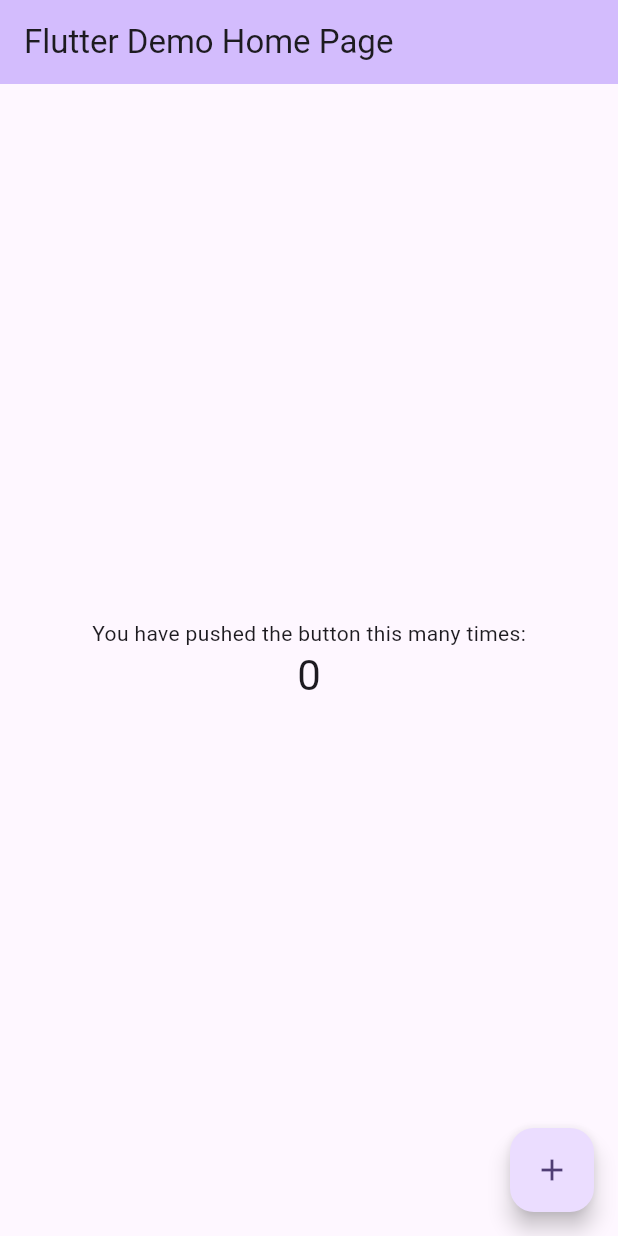
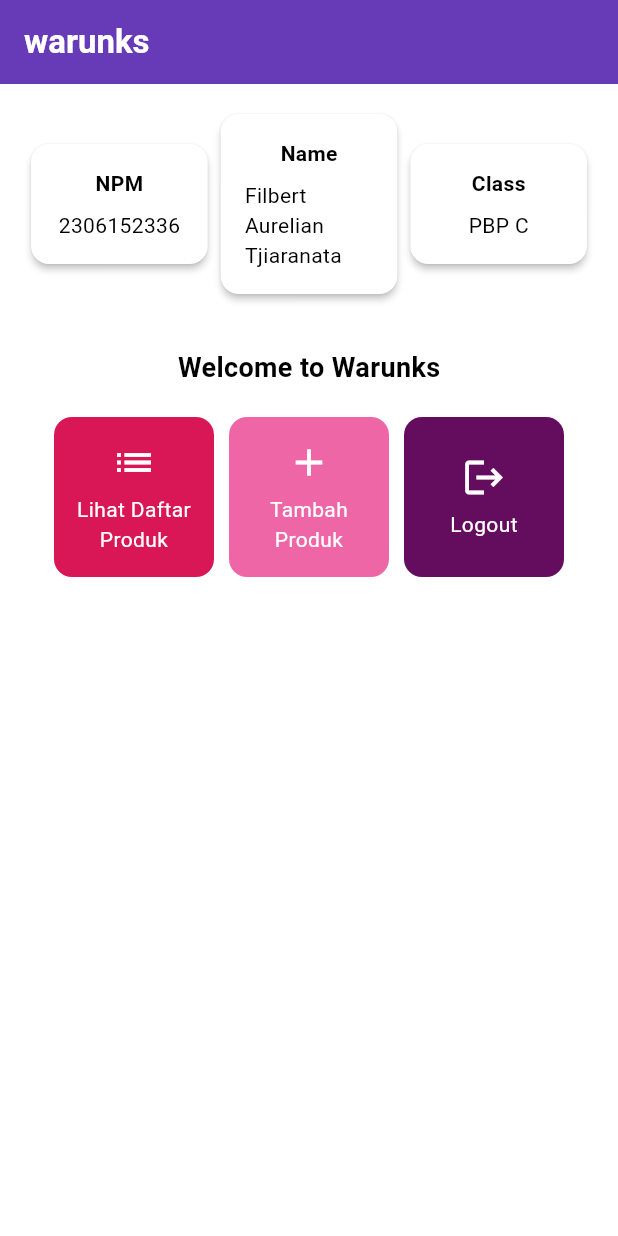
Before and after one commit to FilbertAT/m_warunks, a Flutter app: the screen it shows after launch, on a phone screen of 412 x 824 dp. Run offline on Flutter 3.47's test engine with Material 3 defaults, Android fonts, the phone set to English and light mode, and no system bars.

Commit message:
Finished Tugas 7

```diff
--- a/lib/main.dart
+++ b/lib/main.dart
@@ -1,4 +1,5 @@
 import 'package:flutter/material.dart';
+import 'package:m_warunks/menu.dart';
 
 void main() {
   runApp(const MyApp());
@@ -13,113 +14,11 @@
     return MaterialApp(
       title: 'Flutter Demo',
       theme: ThemeData(
-        // This is the theme of your application.
-        //
-        // TRY THIS: Try running your application with "flutter run". You'll see
-        // the application has a purple toolbar. Then, without quitting the app,
-        // try changing the seedColor in the colorScheme below to Colors.green
-        // and then invoke "hot reload" (save your changes or press the "hot
-        // reload" button in a Flutter-supported IDE, or press "r" if you used
-        // the command line to start the app).
-        //
-        // Notice that the counter didn't reset back to zero; the application
-        // state is not lost during the reload. To reset the state, use hot
-        // restart instead.
-        //
-        // This works for code too, not just values: Most code changes can be
-        // tested with just a hot reload.
-        colorScheme: ColorScheme.fromSeed(seedColor: Colors.deepPurple),
-        useMaterial3: true,
+        colorScheme: ColorScheme.fromSwatch(
+              primarySwatch: Colors.deepPurple,
+        ).copyWith(secondary: Colors.deepPurple[400]),
       ),
-      home: const MyHomePage(title: 'Flutter Demo Home Page'),
+      home: MyHomePage(),
     );
   }
 }
-
-class MyHomePage extends StatefulWidget {
-  const MyHomePage({super.key, required this.title});
-
-  // This widget is the home page of your application. It is stateful, meaning
-  // that it has a State object (defined below) that contains fields that affect
-  // how it looks.
-
-  // This class is the configuration for the state. It holds the values (in this
-  // case the title) provided by the parent (in this case the App widget) and
-  // used by the build method of the State. Fields in a Widget subclass are
-  // always marked "final".
-
-  final String title;
-
-  @override
-  State<MyHomePage> createState() => _MyHomePageState();
-}
-
-class _MyHomePageState extends State<MyHomePage> {
-  int _counter = 0;
-
-  void _incrementCounter() {
-    setState(() {
-      // This call to setState tells the Flutter framework that something has
-      // changed in this State, which causes it to rerun the build method below
-      // so that the display can reflect the updated values. If we changed
-      // _counter without calling setState(), then the build method would not be
-      // called again, and so nothing would appear to happen.
-      _counter++;
-    });
-  }
-
-  @override
-  Widget build(BuildContext context) {
-    // This method is rerun every time setState is called, for instance as done
-    // by the _incrementCounter method above.
-    //
-    // The Flutter framework has been optimized to make rerunning build methods
-    // fast, so that you can just rebuild anything that needs updating rather
-    // than having to individually change instances of widgets.
-    return Scaffold(
-      appBar: AppBar(
-        // TRY THIS: Try changing the color here to a specific color (to
-        // Colors.amber, perhaps?) and trigger a hot reload to see the AppBar
-        // change color while the other colors stay the same.
-        backgroundColor: Theme.of(context).colorScheme.inversePrimary,
-        // Here we take the value from the MyHomePage object that was created by
-        // the App.build method, and use it to set our appbar title.
-        title: Text(widget.title),
-      ),
-      body: Center(
-        // Center is a layout widget. It takes a single child and positions it
-        // in the middle of the parent.
-        child: Column(
-          // Column is also a layout widget. It takes a list of children and
-          // arranges them vertically. By default, it sizes itself to fit its
-          // children horizontally, and tries to be as tall as its parent.
-          //
-          // Column has various properties to control how it sizes itself and
-          // how it positions its children. Here we use mainAxisAlignment to
-          // center the children vertically; the main axis here is the vertical
-          // axis because Columns are vertical (the cross axis would be
-          // horizontal).
-          //
-          // TRY THIS: Invoke "debug painting" (choose the "Toggle Debug Paint"
-          // action in the IDE, or press "p" in the console), to see the
-          // wireframe for each widget.
-          mainAxisAlignment: MainAxisAlignment.center,
-          children: <Widget>[
-            const Text(
-              'You have pushed the button this many times:',
-            ),
-            Text(
-              '$_counter',
-              style: Theme.of(context).textTheme.headlineMedium,
-            ),
-          ],
-        ),
-      ),
-      floatingActionButton: FloatingActionButton(
-        onPressed: _incrementCounter,
-        tooltip: 'Increment',
-        child: const Icon(Icons.add),
-      ), // This trailing comma makes auto-formatting nicer for build methods.
-    );
-  }
-}
--- /dev/null
+++ b/lib/menu.dart
@@ -0,0 +1,189 @@
+import 'package:flutter/material.dart';
+
+class MyHomePage extends StatelessWidget {
+  final String npm = '2306152336';
+  final String name = 'Filbert Aurelian Tjiaranata';
+  final String className = 'PBP C';
+
+  MyHomePage({super.key});
+
+  final List<ItemHomepage> items = [
+    ItemHomepage("Lihat Daftar Produk", Icons.list, const Color.fromARGB(255, 217, 22, 86)),
+    ItemHomepage("Tambah Produk", Icons.add, const Color.fromARGB(255, 238, 102, 166)),
+    ItemHomepage("Logout", Icons.logout, const Color.fromARGB(255, 100, 13, 95)),
+  ];
+
+
+  @override
+  Widget build(BuildContext context) {
+    // Scaffold menyediakan struktur dasar halaman dengan AppBar dan body.
+    return Scaffold(
+      // AppBar adalah bagian atas halaman yang menampilkan judul.
+      appBar: AppBar(
+        // Judul aplikasi "warunks" dengan teks putih dan tebal.
+        title: const Text(
+          'warunks',
+          style: TextStyle(
+            color: Colors.white,
+            fontWeight: FontWeight.bold,
+          ),
+        ),
+        // Warna latar belakang AppBar diambil dari skema warna tema aplikasi.
+        backgroundColor: Theme.of(context).colorScheme.primary,
+      ),
+      // Body halaman dengan padding di sekelilingnya.
+      body: Padding(
+        padding: const EdgeInsets.all(16.0),
+        // Menyusun widget secara vertikal dalam sebuah kolom.
+        child: Column(
+          crossAxisAlignment: CrossAxisAlignment.center,
+          children: [
+            // Row untuk menampilkan 3 InfoCard secara horizontal.
+            Row(
+              mainAxisAlignment: MainAxisAlignment.spaceEvenly,
+              children: [
+                InfoCard(title: 'NPM', content: npm),
+                InfoCard(title: 'Name', content: name),
+                InfoCard(title: 'Class', content: className),
+              ],
+            ),
+
+            // Memberikan jarak vertikal 16 unit.
+            const SizedBox(height: 16.0),
+
+            // Menempatkan widget berikutnya di tengah halaman.
+            Center(
+              child: Column(
+                // Menyusun teks dan grid item secara vertikal.
+
+                children: [
+                  // Menampilkan teks sambutan dengan gaya tebal dan ukuran 18.
+                  const Padding(
+                    padding: EdgeInsets.only(top: 16.0),
+                    child: Text(
+                      'Welcome to Warunks',
+                      style: TextStyle(
+                        fontWeight: FontWeight.bold,
+                        fontSize: 18.0,
+                      ),
+                    ),
+                  ),
+
+                  // Grid untuk menampilkan ItemCard dalam bentuk grid 3 kolom.
+                  GridView.count(
+                    primary: true,
+                    padding: const EdgeInsets.all(20),
+                    crossAxisSpacing: 10,
+                    mainAxisSpacing: 10,
+                    crossAxisCount: 3,
+                    // Agar grid menyesuaikan tinggi kontennya.
+                    shrinkWrap: true,
+
+                    // Menampilkan ItemCard untuk setiap item dalam list items.
+                    children: items.map((ItemHomepage item) {
+                      return ItemCard(item);
+                    }).toList(),
+                  ),
+                ],
+              ),
+            ),
+          ],
+        ),
+      ),
+    );
+  }
+}
+
+class ItemHomepage {
+     final String name;
+     final IconData icon;
+     final Color color;
+
+     ItemHomepage(this.name, this.icon, this.color);
+ }
+
+class InfoCard extends StatelessWidget {
+  // Kartu informasi yang menampilkan title dan content.
+
+  final String title;  // Judul kartu.
+  final String content;  // Isi kartu.
+
+  const InfoCard({super.key, required this.title, required this.content});
+
+  @override
+  Widget build(BuildContext context) {
+    return Card(
+      // Membuat kotak kartu dengan bayangan dibawahnya.
+      elevation: 2.0,
+      child: Container(
+        // Mengatur ukuran dan jarak di dalam kartu.
+        width: MediaQuery.of(context).size.width / 3.5, // menyesuaikan dengan lebar device yang digunakan.
+        padding: const EdgeInsets.all(16.0),
+        // Menyusun title dan content secara vertikal.
+        child: Column(
+          children: [
+            Text(
+              title,
+              style: const TextStyle(fontWeight: FontWeight.bold),
+            ),
+            const SizedBox(height: 8.0),
+            Text(content),
+          ],
+        ),
+      ),
+    );
+  }
+}
+
+class ItemCard extends StatelessWidget {
+  // Menampilkan kartu dengan ikon dan nama.
+
+  final ItemHomepage item;
+
+  const ItemCard(this.item, {super.key});
+
+  @override
+  Widget build(BuildContext context) {
+    return Material(
+      // Menentukan warna latar belakang dari tema aplikasi.
+      color: item.color,
+      // Membuat sudut kartu melengkung.
+      borderRadius: BorderRadius.circular(12),
+
+      child: InkWell(
+        // Aksi ketika kartu ditekan.
+        onTap: () {
+          // Menampilkan pesan SnackBar saat kartu ditekan.
+          ScaffoldMessenger.of(context)
+            ..hideCurrentSnackBar()
+            ..showSnackBar(
+              SnackBar(content: Text("Kamu telah menekan tombol ${item.name}"))
+            );
+        },
+        // Container untuk menyimpan Icon dan Text
+        child: Container(
+          padding: const EdgeInsets.all(8),
+          child: Center(
+            child: Column(
+              // Menyusun ikon dan teks di tengah kartu.
+              mainAxisAlignment: MainAxisAlignment.center,
+              children: [
+                Icon(
+                  item.icon,
+                  color: Colors.white,
+                  size: 30.0,
+                ),
+                const Padding(padding: EdgeInsets.all(3)),
+                Text(
+                  item.name,
+                  textAlign: TextAlign.center,
+                  style: const TextStyle(color: Colors.white),
+                ),
+              ],
+            ),
+          ),
+        ),
+      ),
+    );
+  }
+}
```
Also changed, not shown: 1 other file.
